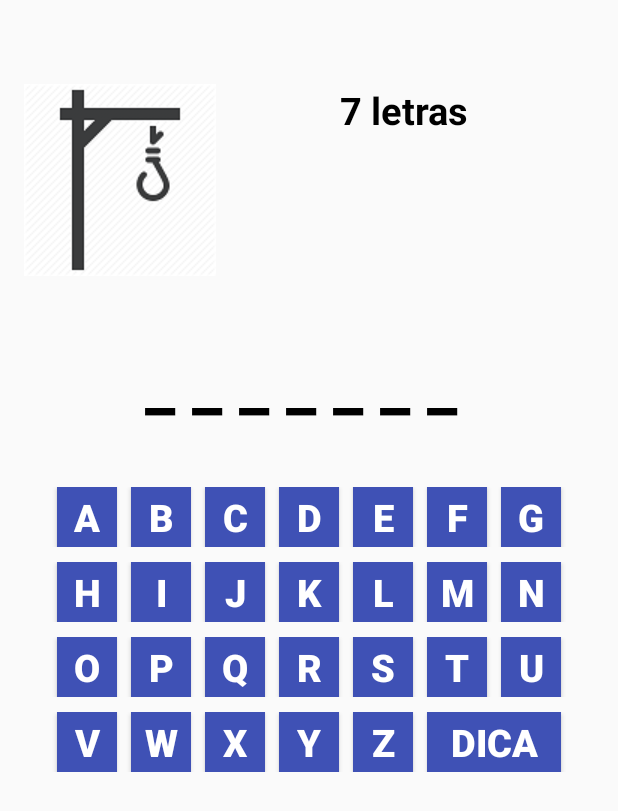
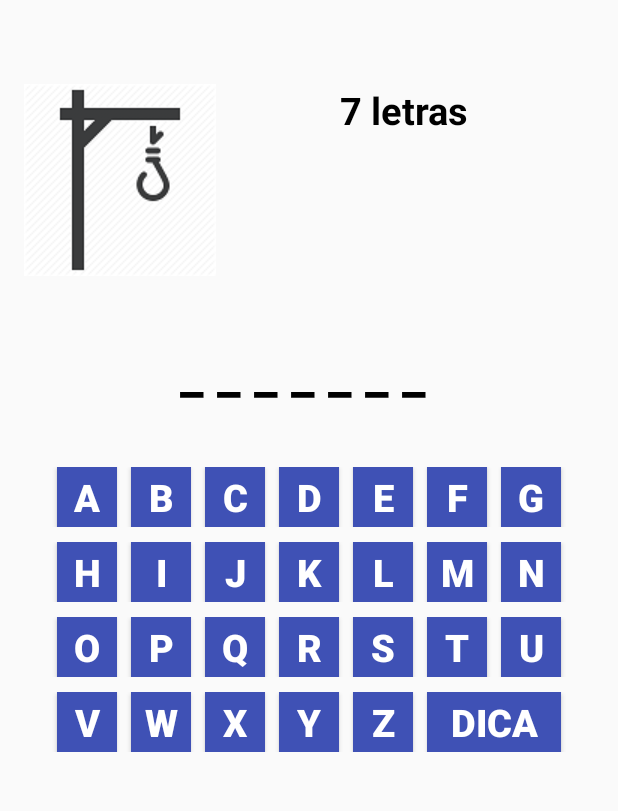
Before and after one commit to caiocosta1097/JogoDaForca, an Android app: the MainActivity screen opened directly, with no data from a screen before it, on a phone screen of 412 x 824 dp. Shown: the top 811 px of the screen. Run offline under Robolectric (Android 15) with nearby library versions, the phone set to English and light mode, and no system bars.

Commit message:
Versão final 4.0

```diff
--- a/app/src/main/res/layout/activity_main.xml
+++ b/app/src/main/res/layout/activity_main.xml
@@ -53,7 +53,7 @@
         android:textAlignment="center"
         android:textColor="#000"
         android:textStyle="bold"
-        android:textSize="45sp"
+        android:textSize="35sp"
         android:id="@+id/txtPalavra"/>
 
     <LinearLayout
```
